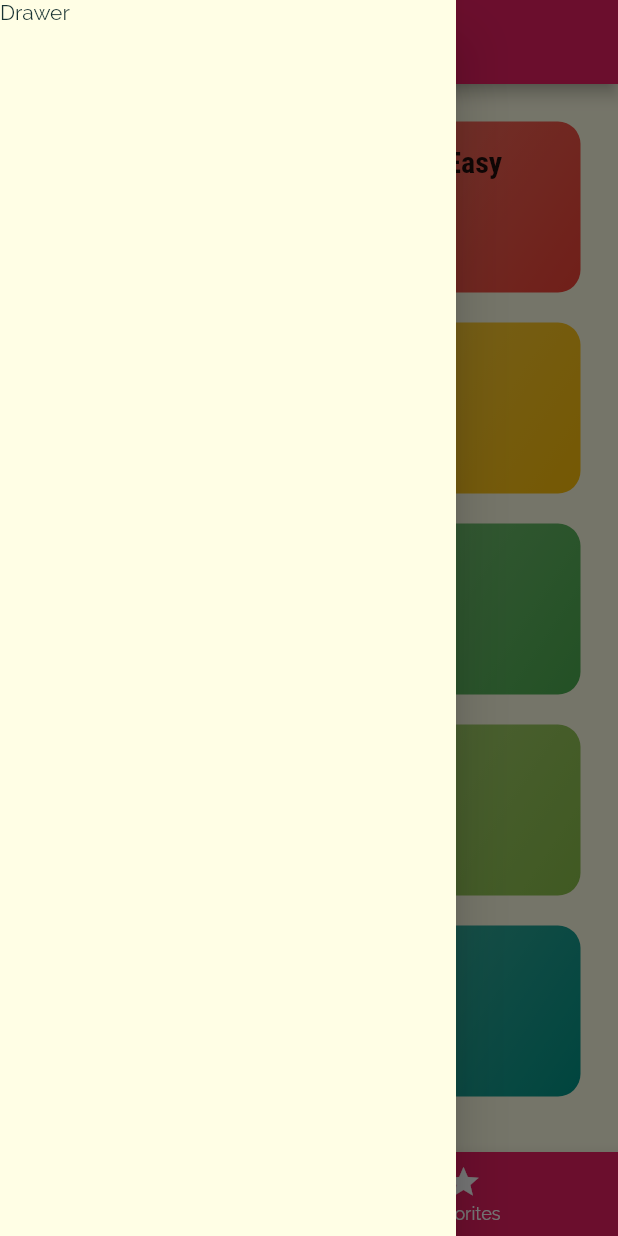
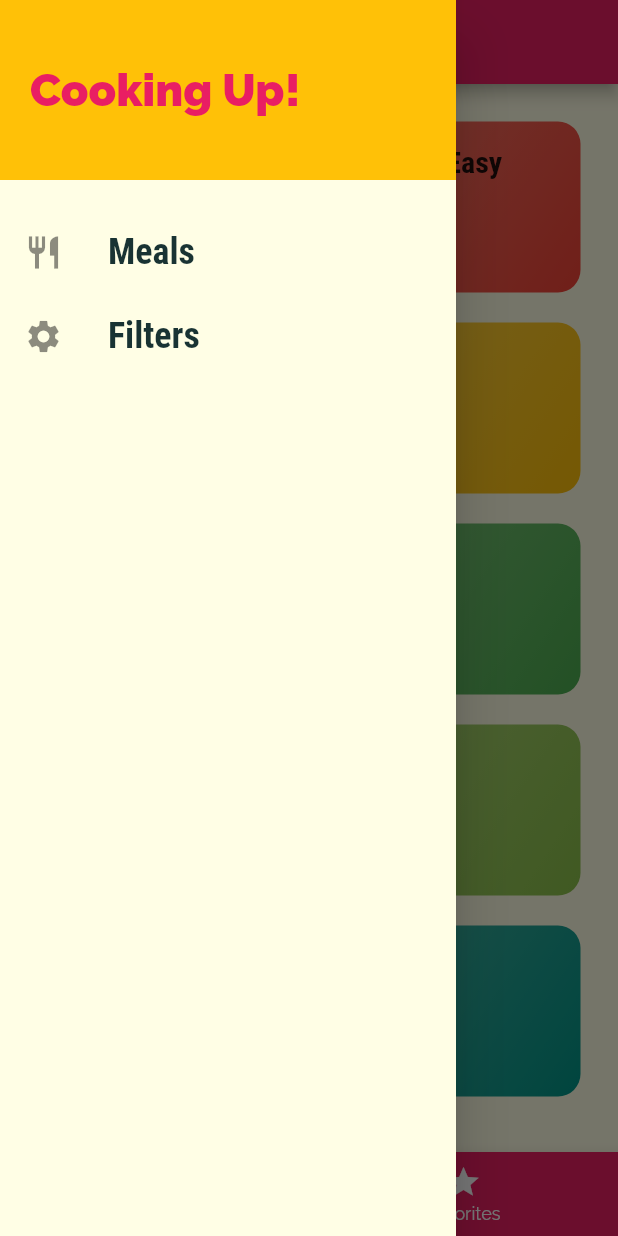
Before and after one commit to arcediazadrian/flutter-learning-recipes, a Flutter app: the screen it shows after launch, with the side drawer open, on a phone screen of 412 x 824 dp. Run offline on Flutter 3.47's test engine with Material 2 defaults, Android fonts, the phone set to English and light mode, and no system bars.

Commit message:
Finished app

```diff
--- a/lib/main.dart
+++ b/lib/main.dart
@@ -1,13 +1,70 @@
 import 'package:flutter/material.dart';
 
+import 'dummy_data.dart';
+import './screens/filters_screen.dart';
 import './screens/tabs_screen.dart';
 import './screens/meal_detail_screen.dart';
 import './screens/categories_screen.dart';
 import './screens/category_meals_screen.dart';
+import './models/meal.dart';
 
 void main() => runApp(MyApp());
 
-class MyApp extends StatelessWidget {
+class MyApp extends StatefulWidget {
+  @override
+  _MyAppState createState() => _MyAppState();
+}
+
+class _MyAppState extends State<MyApp> {
+  Map<String, bool> _filters = {
+    'gluten': false,
+    'vegetarian': false,
+    'vegan': false,
+    'lactose': false,
+  };
+
+  List<Meal> _availableMeals = DUMMY_MEALS;
+  List<Meal> _favoriteMeals = [];
+
+  void _setFilters(Map<String, bool> filterData) {
+    setState(() {
+      _filters = filterData;
+
+      _availableMeals = DUMMY_MEALS.where((meal) {
+        if (_filters['gluten'] && !meal.isGlutenFree) {
+          return false;
+        } else if (_filters['vegetarian'] && !meal.isVegetarian) {
+          return false;
+        } else if (_filters['vegan'] && !meal.isVegan) {
+          return false;
+        } else if (_filters['lactose'] && !meal.isLactoseFree) {
+          return false;
+        } else {
+          return true;
+        }
+      }).toList();
+    });
+  }
+
+  void _toggleFavorite(String mealId) {
+    final existingIndex =
+        _favoriteMeals.indexWhere((meal) => meal.id == mealId);
+
+    if (existingIndex >= 0) {
+      setState(() {
+        _favoriteMeals.removeAt(existingIndex);
+      });
+    } else {
+      setState(() {
+        _favoriteMeals.add(DUMMY_MEALS.firstWhere((meal) => meal.id == mealId));
+      });
+    }
+  }
+
+  bool _isMealFavorite(String mealId) {
+    return _favoriteMeals.any((meal) => meal.id == mealId);
+  }
+
   @override
   Widget build(BuildContext context) {
     return MaterialApp(
@@ -30,9 +87,11 @@ class MyApp extends StatelessWidget {
       //home: CategoriesScreen(),
       initialRoute: '/',
       routes: {
-        '/': (ctx) => TabsScreen(),
-        CategoryMealsScreen.routeName: (ctx) => CategoryMealsScreen(),
-        MealDetailScreen.routeName: (ctx) => MealDetailScreen()
+        '/': (ctx) => TabsScreen(_favoriteMeals),
+        CategoryMealsScreen.routeName: (ctx) =>
+            CategoryMealsScreen(_availableMeals),
+        MealDetailScreen.routeName: (ctx) => MealDetailScreen(_toggleFavorite, _isMealFavorite),
+        FiltersScreen.routeName: (ctx) => FiltersScreen(_filters, _setFilters),
       },
 
       onGenerateRoute: (settings) {
--- a/lib/screens/tabs_screen.dart
+++ b/lib/screens/tabs_screen.dart
@@ -1,18 +1,21 @@
 import 'package:flutter/material.dart';
 
+import '../models/meal.dart';
+import '../widgets/main_drawer.dart';
 import '../screens/categories_screen.dart';
 import '../screens/favorites_screen.dart';
 
 class TabsScreen extends StatefulWidget {
+  final List<Meal> favoriteMeals;
+
+  TabsScreen(this.favoriteMeals);
+
   @override
   _TabsScreenState createState() => _TabsScreenState();
 }
 
 class _TabsScreenState extends State<TabsScreen> {
-  final List<Map<String, dynamic>> _pages = [
-    {'page': CategoriesScreen(), 'title': 'Categories'},
-    {'page': FavoritesScreen(), 'title': 'Your Favorites'}
-  ];
+  List<Map<String, dynamic>> _pages;
 
   int _selectedPageIndex = 0;
 
@@ -20,6 +23,16 @@ class _TabsScreenState extends State<TabsScreen> {
     setState(() {
       _selectedPageIndex = index;
     });
+  }
+
+  @override
+  void initState() {
+    _pages = [
+      {'page': CategoriesScreen(), 'title': 'Categories'},
+      {'page': FavoritesScreen(widget.favoriteMeals), 'title': 'Your Favorites'}
+    ];
+
+    super.initState();
   }
 
   @override
@@ -54,9 +67,7 @@ class _TabsScreenState extends State<TabsScreen> {
       appBar: AppBar(
         title: Text(_pages[_selectedPageIndex]['title']),
       ),
-      drawer: Drawer(
-        child: Text('Drawer'),
-      ),
+      drawer: MainDrawer(),
       body: _pages[_selectedPageIndex]['page'],
       bottomNavigationBar: BottomNavigationBar(
         onTap: _selectPage,
--- a/lib/widgets/main_drawer.dart
+++ b/lib/widgets/main_drawer.dart
@@ -1,6 +1,25 @@
 import 'package:flutter/material.dart';
 
+import '../screens/filters_screen.dart';
+
 class MainDrawer extends StatelessWidget {
+  Widget buildDrawerItem(String title, IconData icon, Function tapHandler) {
+    return ListTile(
+      leading: Icon(
+        icon,
+        size: 26,
+      ),
+      title: Text(
+        title,
+        style: TextStyle(
+            fontFamily: 'RobotoCondensed',
+            fontSize: 24,
+            fontWeight: FontWeight.bold),
+      ),
+      onTap: tapHandler,
+    );
+  }
+
   @override
   Widget build(BuildContext context) {
     return Drawer(
@@ -17,8 +36,27 @@ class MainDrawer extends StatelessWidget {
               style: TextStyle(
                 fontWeight: FontWeight.w900,
                 fontSize: 30,
-                    color: Theme.of(context).primaryColor),
-              )),
+                color: Theme.of(context).primaryColor,
+              ),
+            ),
+          ),
+          SizedBox(
+            height: 20,
+          ),
+          buildDrawerItem(
+            'Meals',
+            Icons.restaurant,
+            () {
+              Navigator.of(context).pushReplacementNamed('/');
+            },
+          ),
+          buildDrawerItem(
+            'Filters',
+            Icons.settings,
+            () {
+              Navigator.of(context).pushReplacementNamed(FiltersScreen.routeName);
+            },
+          ),
         ],
       ),
     );
```
Also changed, not shown: lib/screens/category_meals_screen.dart (+46 -23 lines), lib/screens/favorites_screen.dart (+26 -3 lines), lib/screens/filters_screen.dart (added, +112 -0 lines), lib/screens/meal_detail_screen.dart (+8 -0 lines), lib/widgets/meal_item.dart (+10 -1 lines). Lines whose indentation alone changed are shown as unchanged.
